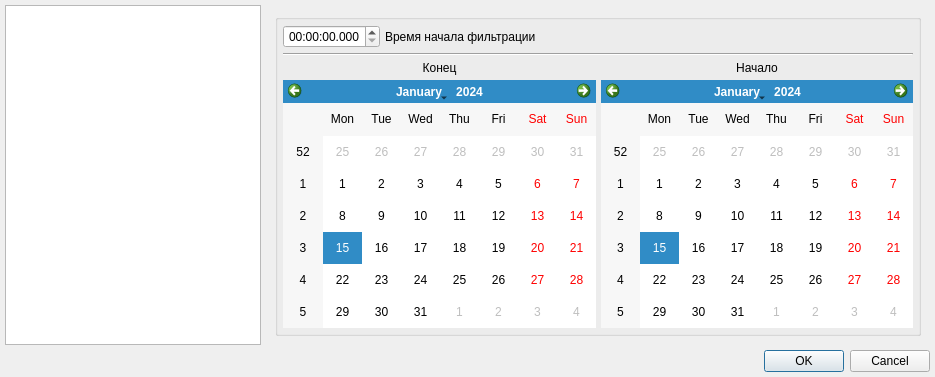
The window that filterdialog.ui (vlarry/configurator) describes before a commit, drawn with Qt 5.
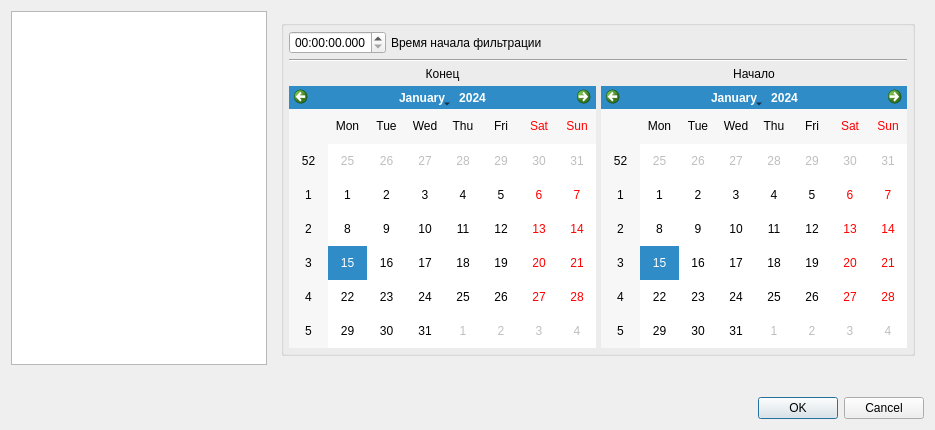
The same window after the commit. Custom widgets are drawn as their Qt base class.

What changed in the file:
```diff
--- a/filterdialog.ui
+++ b/filterdialog.ui
@@ -7,28 +7,13 @@
     <x>0</x>
     <y>0</y>
     <width>935</width>
-    <height>377</height>
+    <height>430</height>
    </rect>
   </property>
   <property name="windowTitle">
    <string>Фильтр</string>
   </property>
   <layout class="QVBoxLayout" name="verticalLayout_4">
-   <property name="spacing">
-    <number>5</number>
-   </property>
-   <property name="leftMargin">
-    <number>5</number>
-   </property>
-   <property name="topMargin">
-    <number>5</number>
-   </property>
-   <property name="rightMargin">
-    <number>5</number>
-   </property>
-   <property name="bottomMargin">
-    <number>5</number>
-   </property>
    <item>
     <layout class="QHBoxLayout" name="horizontalLayout_4">
      <property name="spacing">
@@ -288,6 +273,33 @@
      </item>
     </layout>
    </item>
+   <item>
+    <layout class="QHBoxLayout" name="horizontalLayout_5">
+     <item>
+      <widget class="RangeSlider" name="widgetSlider" native="true">
+       <property name="sizePolicy">
+        <sizepolicy hsizetype="Expanding" vsizetype="Preferred">
+         <horstretch>0</horstretch>
+         <verstretch>0</verstretch>
+        </sizepolicy>
+       </property>
+      </widget>
+     </item>
+     <item>
+      <spacer name="horizontalSpacer_3">
+       <property name="orientation">
+        <enum>Qt::Horizontal</enum>
+       </property>
+       <property name="sizeHint" stdset="0">
+        <size>
+         <width>40</width>
+         <height>20</height>
+        </size>
+       </property>
+      </spacer>
+     </item>
+    </layout>
+   </item>
    <item>
     <widget class="QDialogButtonBox" name="buttonBox">
      <property name="orientation">
@@ -300,6 +312,14 @@
    </item>
   </layout>
  </widget>
+ <customwidgets>
+  <customwidget>
+   <class>RangeSlider</class>
+   <extends>QWidget</extends>
+   <header>rangeslider.h</header>
+   <container>1</container>
+  </customwidget>
+ </customwidgets>
  <resources/>
  <connections>
   <connection>
```
